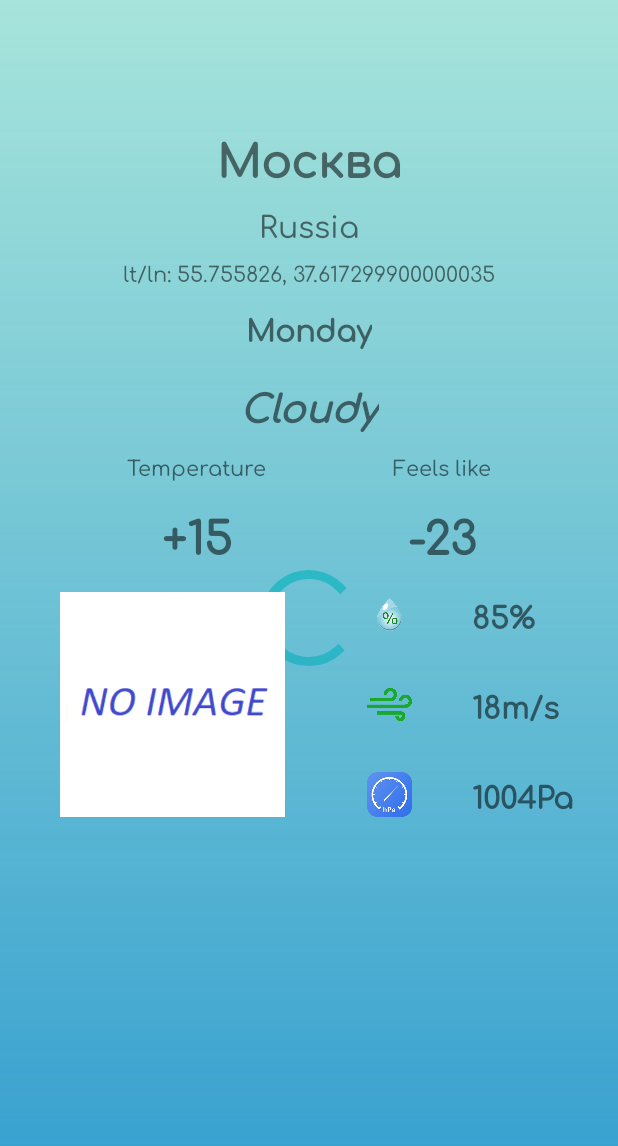
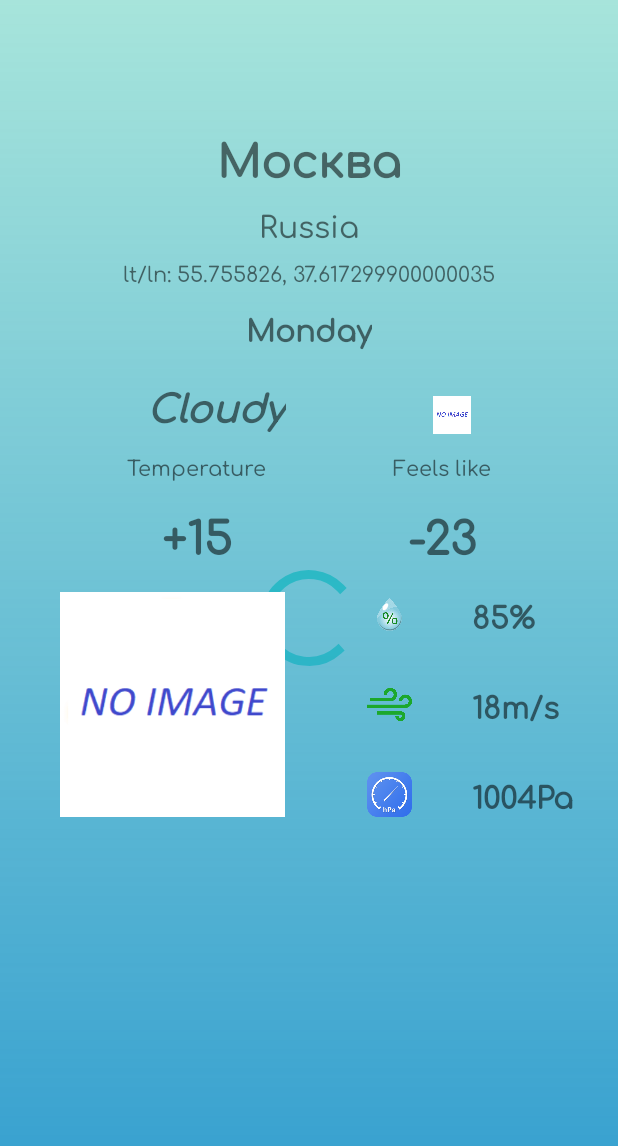
Before and after one commit to vk-andrei/Kotlin_GB, an Android app: the layout fragment_weather_details.xml on its own in the app's theme, with its tools: preview values and no code run, on a phone screen of 412 x 824 dp. Shown: the top 1146 px of the screen. Run offline under Robolectric (Android 15) with nearby library versions, the light colour scheme and no system bars.

Commit message:
Lesson 7. Add icon SVG from yandex API

```diff
--- a/app/build.gradle
+++ b/app/build.gradle
@@ -85,7 +85,4 @@
     // LIBRARY Coil
     implementation 'io.coil-kt:coil:0.11.0'
 
-
-    //implementation 'com.github.User:Repo:Tag'
-
 }
--- a/app/src/main/java/com/example/kotlin_gb/model/Weather.kt
+++ b/app/src/main/java/com/example/kotlin_gb/model/Weather.kt
@@ -17,7 +17,8 @@
     var nowDate: String = "not information",
     var humidity: Int = 0,
     var windSpeed: Double = 0.0,
-    var pressure: Int = 0
+    var pressure: Int = 0,
+    val icon: String = "bkn_n"
 ) : Parcelable
 
 @Parcelize
@@ -36,7 +37,8 @@
         nowDate = weatherDTO.nowDt,
         humidity = weatherDTO.fact.humidity,
         windSpeed = weatherDTO.fact.windSpeed,
-        pressure = weatherDTO.fact.pressureMm
+        pressure = weatherDTO.fact.pressureMm,
+        icon = weatherDTO.fact.icon
     )
 }
 
--- a/app/src/main/java/com/example/kotlin_gb/model/dto/FactDTO.kt
+++ b/app/src/main/java/com/example/kotlin_gb/model/dto/FactDTO.kt
@@ -13,4 +13,5 @@
     val windSpeed: Double,
     @SerializedName("pressure_mm")
     val pressureMm: Int,
+    val icon: String
 )
--- a/app/src/main/res/layout/fragment_weather_details.xml
+++ b/app/src/main/res/layout/fragment_weather_details.xml
@@ -88,10 +88,19 @@
                 android:layout_marginTop="@dimen/margin_15_dp"
                 android:textSize="@dimen/condition_text_size"
                 android:textStyle="bold|italic"
-                app:layout_constraintEnd_toEndOf="parent"
+                app:layout_constraintEnd_toStartOf="@+id/image_conditionIconSVGSmall"
                 app:layout_constraintStart_toStartOf="parent"
                 app:layout_constraintTop_toBottomOf="@+id/tv_dayOfWeek"
                 tools:text="Cloudy" />
+
+            <androidx.appcompat.widget.AppCompatImageView
+                android:id="@+id/image_conditionIconSVGSmall"
+                android:layout_width="25dp"
+                android:layout_height="25dp"
+                app:layout_constraintBottom_toBottomOf="@+id/tv_condition"
+                app:layout_constraintEnd_toEndOf="parent"
+                app:layout_constraintStart_toEndOf="@+id/tv_condition"
+                tools:src="@drawable/condition_none" />
 
             <TextView
                 android:id="@+id/tv_temperatureLabel"
@@ -158,6 +167,17 @@
                 app:layout_constraintStart_toStartOf="parent"
                 app:layout_constraintTop_toBottomOf="@+id/tv_temperatureValue"
                 tools:src="@drawable/condition_none" />
+
+            <!--<androidx.appcompat.widget.AppCompatImageView
+                android:id="@+id/image_conditionIconSVG"
+                android:layout_width="150dp"
+                android:layout_height="150dp"
+                android:layout_marginTop="@dimen/margin_15_dp"
+
+                app:layout_constraintStart_toStartOf="@+id/image_conditionIcon"
+                app:layout_constraintTop_toBottomOf="@+id/image_conditionIcon"
+                tools:src="@drawable/condition_none" />-->
+
 
             <androidx.appcompat.widget.AppCompatImageView
                 android:id="@+id/image_iconHumidity"
--- a/build.gradle
+++ b/build.gradle
@@ -14,6 +14,6 @@
     }
 }*/
 
-/*task clean(type: Delete) {
+task clean(type: Delete) {
     delete rootProject.buildDir
-}*/
+}
```
Also changed, not shown: app/src/main/java/com/example/kotlin_gb/view/details/WeatherDetailsFragment.kt (+16 -3 lines).
